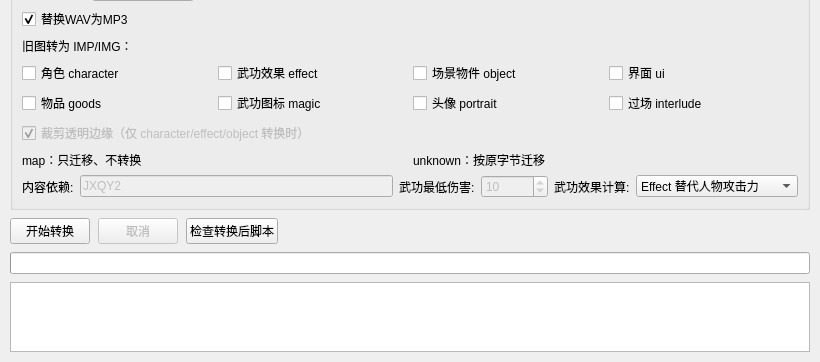
The window that jxqy-editor/ui/BatchConvertWindow.ui (Upwinded/JXQY-all-in-one) describes before a commit, drawn with Qt 5; both pictures show x 0 to 820 and y 294 to 656 of the 820 by 656 pixel window.
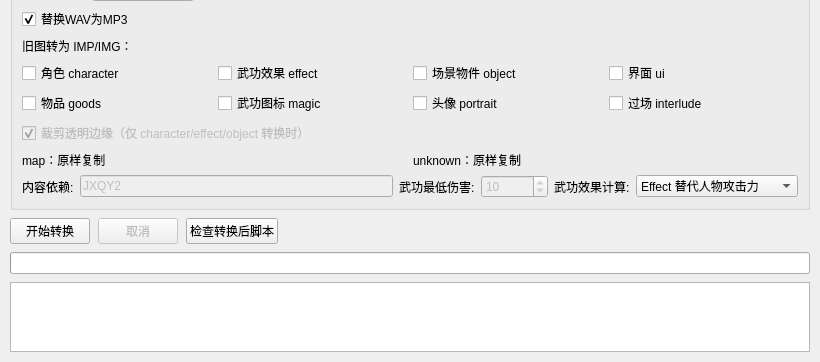
The same window after the commit.

What changed in the file:
```diff
--- a/jxqy-editor/ui/BatchConvertWindow.ui
+++ b/jxqy-editor/ui/BatchConvertWindow.ui
@@ -279,14 +279,14 @@
         <item row="4" column="0" colspan="2">
          <widget class="QLabel" name="mapImagePolicyLabel">
           <property name="text">
-           <string>map：只迁移、不转换</string>
+           <string>map：原样复制</string>
           </property>
          </widget>
         </item>
         <item row="4" column="2" colspan="2">
          <widget class="QLabel" name="unknownImagePolicyLabel">
           <property name="text">
-           <string>unknown：按原字节迁移</string>
+           <string>unknown：原样复制</string>
           </property>
          </widget>
         </item>
```
